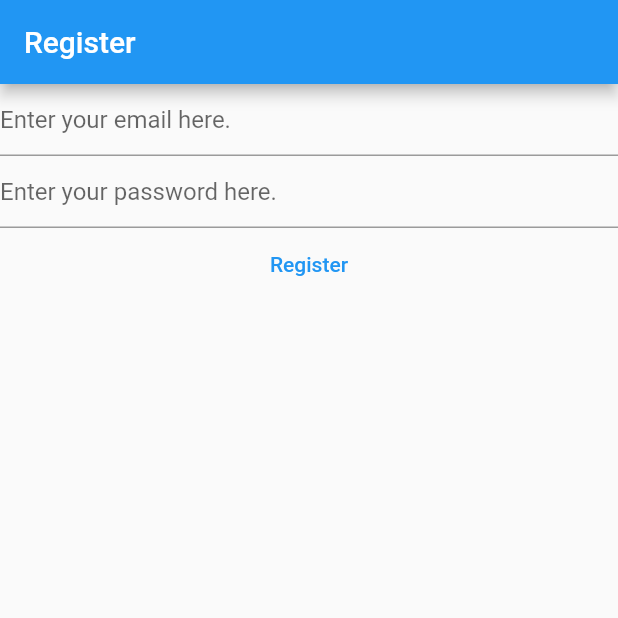
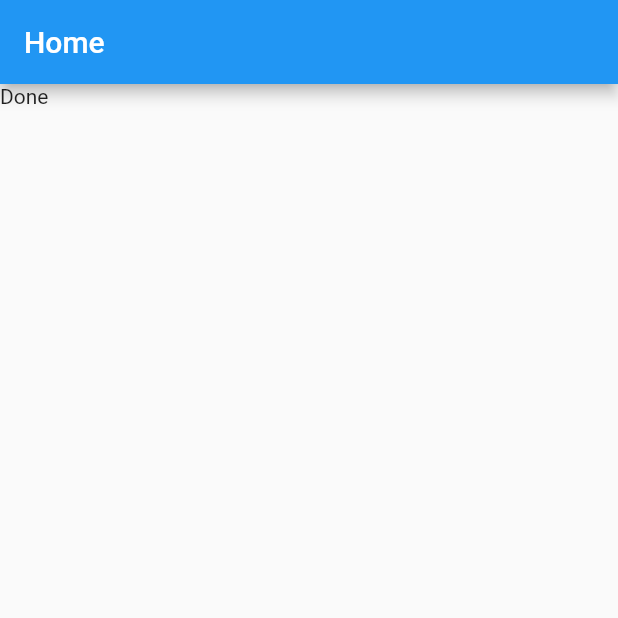
Before and after one commit to VincentGonnet/Colorfool, a Flutter app: the screen it shows after launch, on a phone screen of 412 x 824 dp, the top half of it. Run offline on Flutter 3.47's test engine with Material 2 defaults, Android fonts, the phone set to English and light mode, and no system bars; our stand-ins replace firebase_auth, firebase_core; missing offline and left inert: firebase_auth_desktop; accounts and stored records are empty.

Commit message:
Separating App Initialization from Login and Register Screens

```diff
--- a/lib/main.dart
+++ b/lib/main.dart
@@ -1,8 +1,13 @@
+import 'dart:io' show Platform;
+
+import 'package:colorfool/views/login_view.dart';
+import 'package:colorfool/views/register_view.dart';
+import 'package:firebase_auth/firebase_auth.dart';
 import 'package:firebase_core/firebase_core.dart';
 import 'package:flutter/material.dart';
-import 'package:firebase_auth/firebase_auth.dart';
+
 import 'firebase_options.dart';
-import 'dart:io' show Platform;
+
 
 void main() {
   WidgetsFlutterBinding.ensureInitialized();
@@ -24,35 +29,12 @@
   }
 }
 
-class HomePage extends StatefulWidget {
+class HomePage extends StatelessWidget {
   const HomePage({Key? key}) : super(key: key);
-
-  @override
-  State<HomePage> createState() => _HomePageState();
-}
-
-class _HomePageState extends State<HomePage> {
-  late final TextEditingController _email;
-  late final TextEditingController _password;
-
-  @override
-  void initState() {
-    _email = TextEditingController();
-    _password = TextEditingController();
-    super.initState();
-  }
-
-  @override
-  void dispose() {
-    _email.dispose();
-    _password.dispose();
-    super.dispose();
-  }
 
   Future<FirebaseApp> _initializeFirebase() {
     late Future<FirebaseApp> firebaseApp;
     if (Platform.isWindows) {
-      print("Loaded on Windows");
       firebaseApp = Firebase.initializeApp(
         options: const FirebaseOptions(
           apiKey: 'AIzaSyAGCQOM5y0sdl3LNKmCqejYQBHniV4JH3U',
@@ -62,7 +44,6 @@
         ),
       );
     } else {
-      print("Loaded elsewhere");
       firebaseApp = Firebase.initializeApp(options: DefaultFirebaseOptions.currentPlatform);
     }
 
@@ -73,49 +54,24 @@
   Widget build(BuildContext context) {
     return Scaffold(
       appBar: AppBar(
-        title: const Text("Register"),
+        title: const Text("Home"),
       ),
       body: FutureBuilder(
         future: _initializeFirebase(),
         builder: (context, snapshot) {
           switch (snapshot.connectionState) {
             case ConnectionState.done:
-              return Column(
-                children: [
-                  TextField(
-                    controller: _email,
-                    keyboardType: TextInputType.emailAddress,
-                    decoration: const InputDecoration(
-                      hintText: 'Enter your email here.',
-                    ),
-                  ),
-                  TextField(
-                    controller: _password,
-                    obscureText: true,
-                    enableSuggestions: false,
-                    autocorrect: false,
-                    decoration: const InputDecoration(
-                        hintText: 'Enter your password here.'
-                    ),
-                  ),
-                  TextButton(
-                    onPressed: () async {
-                      final email = _email.text;
-                      final password = _password.text;
-                      final userCredential = await FirebaseAuth.instance.createUserWithEmailAndPassword(
-                          email: email,
-                          password: password
-                      );
-                      print(userCredential);
-                    },
-                    child: const Text("Register"),
-                  ),
-                ],
-              );
+              final user = FirebaseAuth.instance.currentUser;
+              if (user?.emailVerified ?? false) {
+                print("You are a verified user");
+              } else {
+                print("Please verify your email");
+              }
+              return const Text("Done");
             default:
               return const Text("Loading");
           }
-        },
+        }
       ),
     );
   }
```
Also changed, not shown: lib/views/login_view.dart (added, +105 -0 lines), lib/views/register_view.dart (added, +100 -0 lines). Lines whose indentation alone changed are shown as unchanged.
